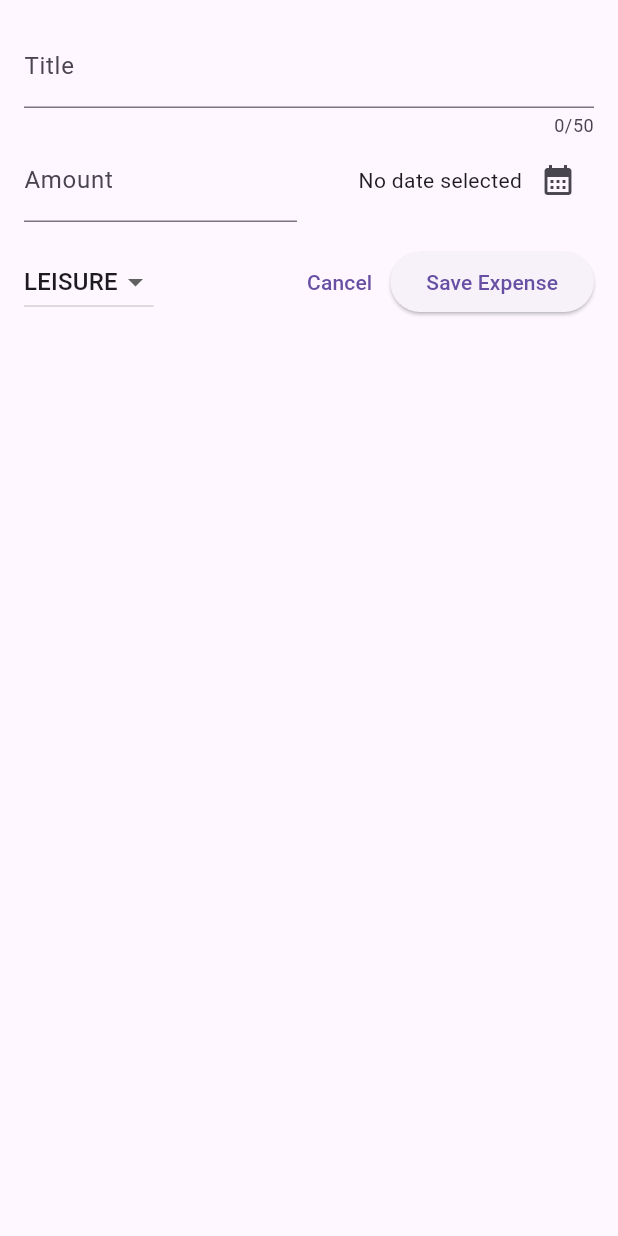
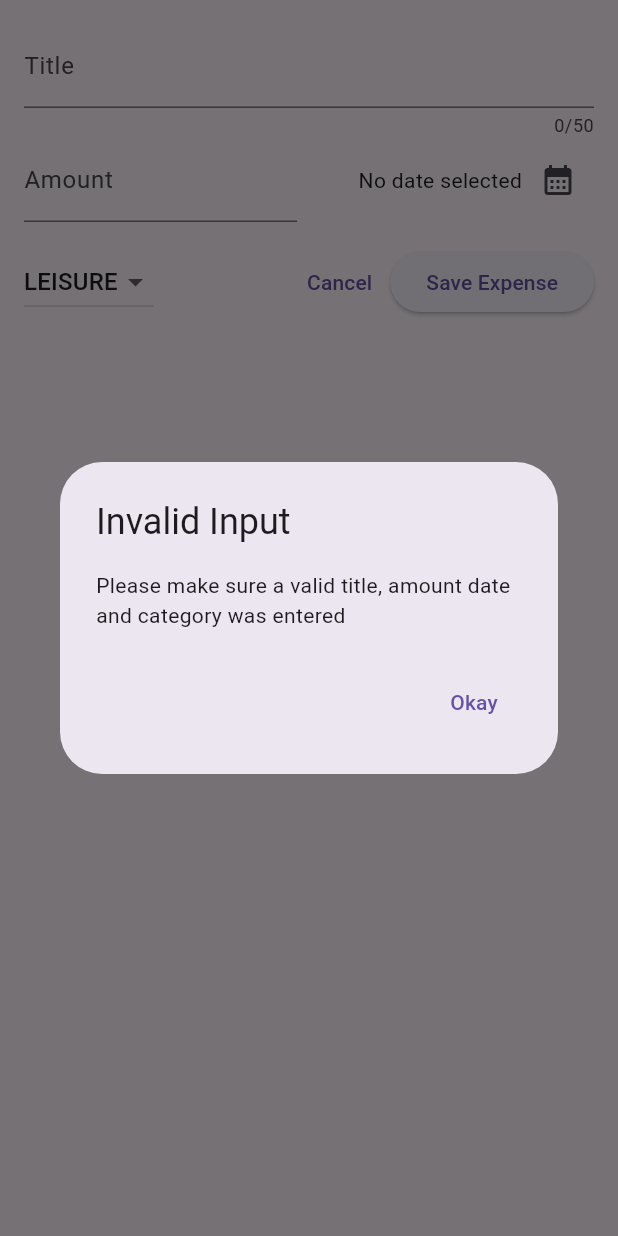
Before and after one commit to ehlkara/SharpFlutterProjects, a Flutter app: the NewExpense widget shown alone on an empty page, opened directly, after a tap on "Save Expense", on a phone screen of 412 x 824 dp. Run offline on Flutter 3.47's test engine with Material 2 defaults, Android fonts, the phone set to English and light mode, and no system bars; our stand-ins replace google_fonts.

Commit message:
validating user input & showing an error

```diff
--- a/expense_tracker/lib/widgets/new_expense.dart
+++ b/expense_tracker/lib/widgets/new_expense.dart
@@ -28,6 +28,36 @@ class _NewExpenseState extends State<NewExpense> {
     setState(() {
       _selectedDate = pickedDate;
     });
+  }
+
+  void _submitExpenseData() {
+    final enteredAmount = double.tryParse(_amountController.text);
+    final amountIsValid = enteredAmount == null || enteredAmount <= 0;
+    if (_titleController.text.trim().isEmpty ||
+        amountIsValid ||
+        _selectedDate == null) {
+      // show error message
+      showDialog(
+        context: context,
+        builder: (ctx) => AlertDialog(
+          title: const Text('Invalid Input'),
+          content: const Text(
+            'Please make sure a valid title, amount date and category was entered',
+          ),
+          actions: [
+            TextButton(
+              onPressed: () {
+                Navigator.pop(ctx);
+              },
+              child: const Text('Okay'),
+            ),
+          ],
+        ),
+      );
+      return;
+    }
+
+    // ...
   }
 
   @override
@@ -116,10 +146,7 @@ class _NewExpenseState extends State<NewExpense> {
                 child: const Text('Cancel'),
               ),
               ElevatedButton(
-                onPressed: () {
-                  print(_titleController.text);
-                  print(_amountController.text);
-                },
+                onPressed: _submitExpenseData,
                 child: const Text('Save Expense'),
               ),
             ],
```
